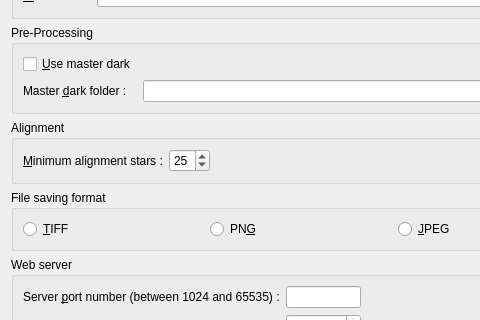
Before: the Qt Designer form src/als/ui/prefs_ui.ui in gehelem/als, drawn with Qt 5; both pictures show x 0 to 480 and y 83 to 403 of the 602 by 538 pixel window.
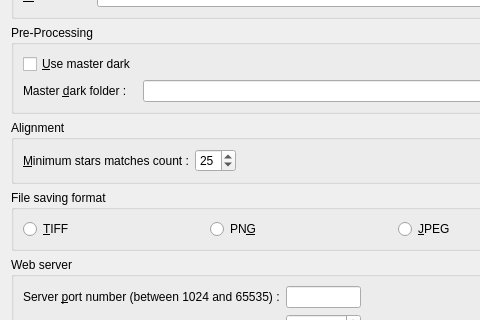
After: the same form once the commit is applied.

Commit message: Rename reference of minimum_stars to minimum_match_count

```diff
--- a/src/als/ui/prefs_ui.ui
+++ b/src/als/ui/prefs_ui.ui
@@ -152,7 +152,7 @@
         <item row="0" column="0">
          <widget class="QLabel" name="lbl_align_minimum_stars">
           <property name="text">
-           <string>&amp;Minimum alignment stars :</string>
+           <string>&amp;Minimum stars matches count :</string>
           </property>
           <property name="textFormat">
            <enum>Qt::AutoText</enum>
```
Left out of the diff: 6 changed lines with no effect on the pictures. The commit also changes 3 other files.
